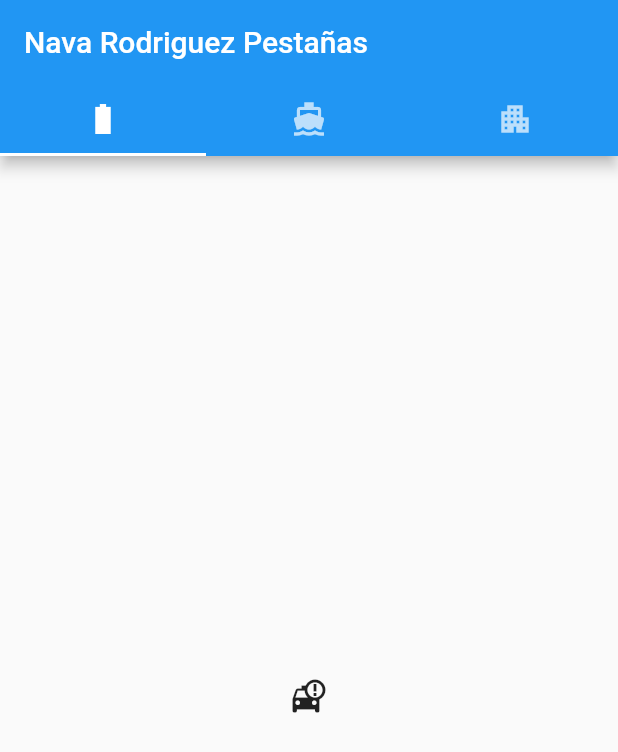
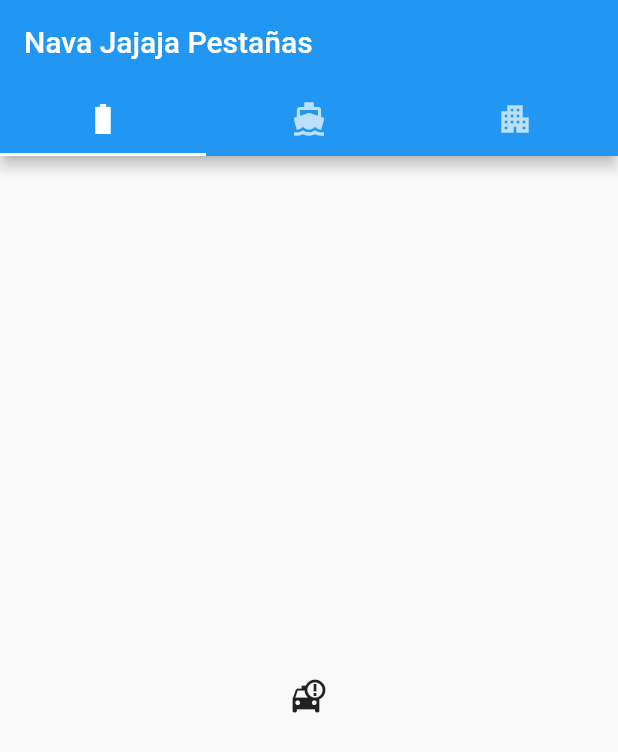
Before and after one commit to nava33/UII_P3_Tab_nava, a Flutter app: the screen it shows after launch, on a phone screen of 412 x 824 dp. Shown: the top 752 px of the screen. Run offline on Flutter 3.47's test engine with Material 2 defaults, Android fonts, the phone set to English and light mode, and no system bars.

```diff
--- a/lib/main.dart
+++ b/lib/main.dart
@@ -33,7 +33,7 @@ class _MiPaginaInicioState extends State<MiPaginaInicio> {
                     Tab(icon: Icon(Icons.apartment)),
                   ] // Fin Tabs
                       ), // Fin De TabBar
-                  title: Text("Nava Rodriguez Pestañas"),
+                  title: Text("Nava Jajaja Pestañas"),
                 ), // Fin De AppBar
                 body: TabBarView(children: [
                   Icon(Icons.taxi_alert),
```
